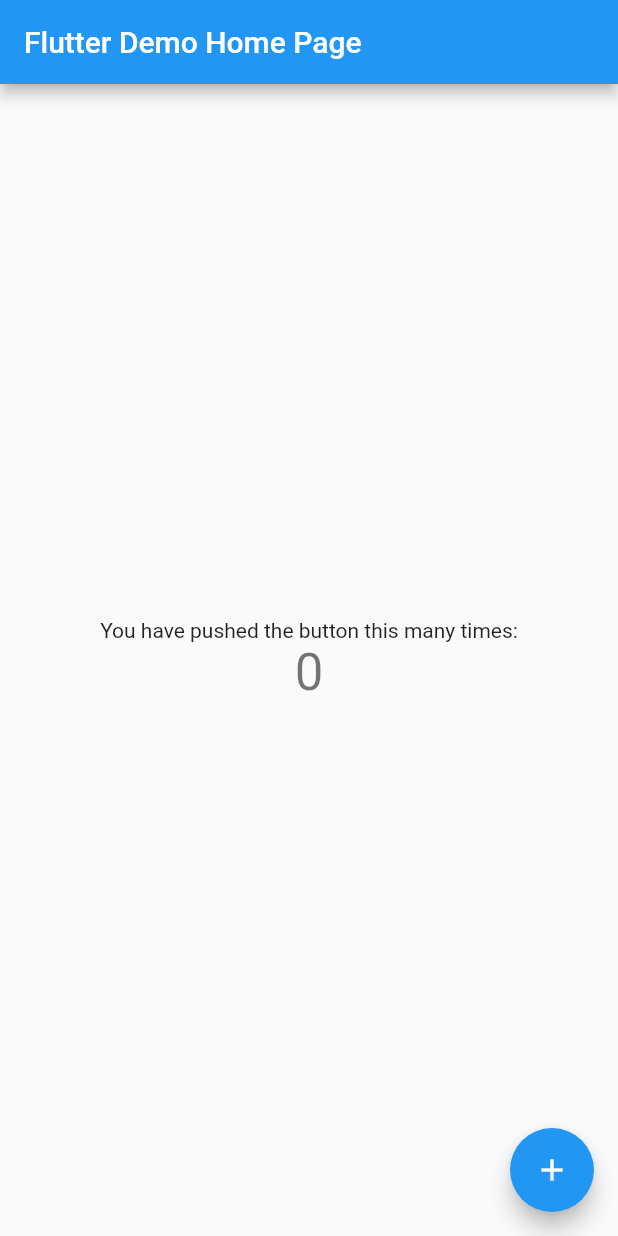
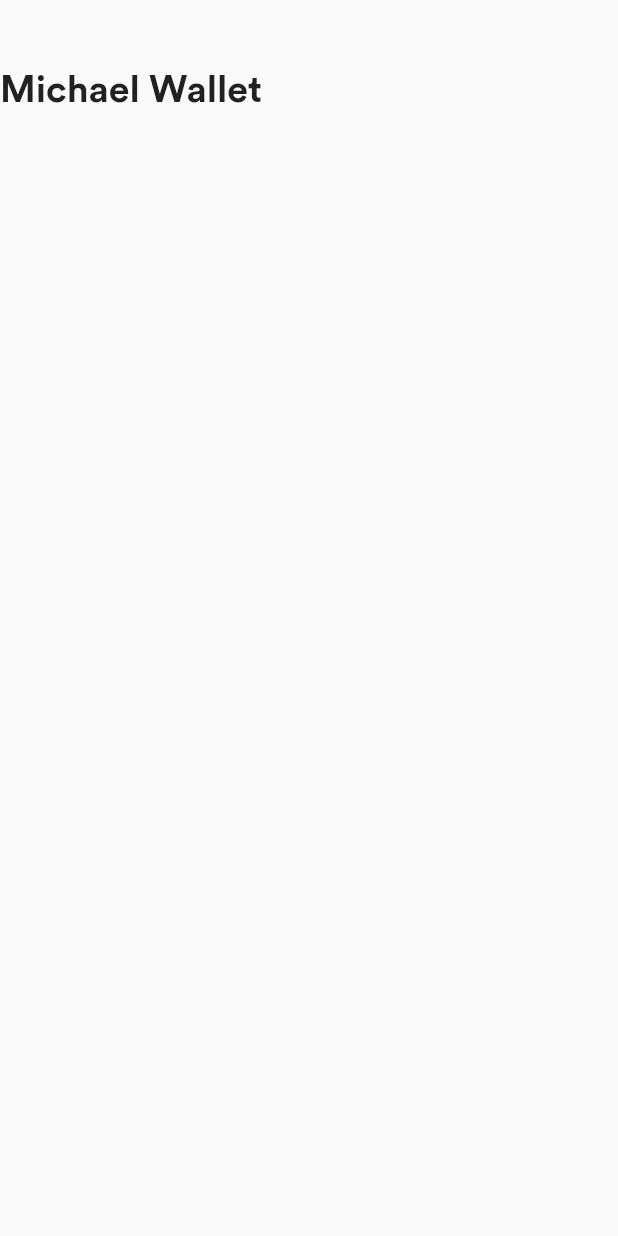
Before and after one commit to sameerkhan24/MyWalletUI, a Flutter app: the screen it shows after launch, on a phone screen of 412 x 824 dp. Run offline on Flutter 3.47's test engine with Material 2 defaults, Android fonts, the phone set to English and light mode, and no system bars.

Commit message:
Added data properties and header

```diff
--- a/lib/main.dart
+++ b/lib/main.dart
@@ -1,115 +1,30 @@
 import 'package:flutter/material.dart';
+import 'package:mywalletui/widgets/header.dart';
 
 void main() {
-  runApp(const MyApp());
+  runApp(MaterialApp(
+    home: HomePage(),
+    debugShowCheckedModeBanner: false,
+    theme: ThemeData(fontFamily: 'Circular'),
+  ));
 }
 
-class MyApp extends StatelessWidget {
-  const MyApp({Key? key}) : super(key: key);
+class HomePage extends StatelessWidget {
+  const HomePage({ Key? key }) : super(key: key);
 
-  // This widget is the root of your application.
   @override
   Widget build(BuildContext context) {
-    return MaterialApp(
-      title: 'Flutter Demo',
-      theme: ThemeData(
-        // This is the theme of your application.
-        //
-        // Try running your application with "flutter run". You'll see the
-        // application has a blue toolbar. Then, without quitting the app, try
-        // changing the primarySwatch below to Colors.green and then invoke
-        // "hot reload" (press "r" in the console where you ran "flutter run",
-        // or simply save your changes to "hot reload" in a Flutter IDE).
-        // Notice that the counter didn't reset back to zero; the application
-        // is not restarted.
-        primarySwatch: Colors.blue,
+    return Scaffold(
+      body: Column(
+        children: [
+          Container(
+            height: 120,
+            child: WalletHeader(),
+          ),
+          Expanded(child: Container()),
+          Expanded(child: Container())
+        ],
       ),
-      home: const MyHomePage(title: 'Flutter Demo Home Page'),
     );
   }
 }
-
-class MyHomePage extends StatefulWidget {
-  const MyHomePage({Key? key, required this.title}) : super(key: key);
-
-  // This widget is the home page of your application. It is stateful, meaning
-  // that it has a State object (defined below) that contains fields that affect
-  // how it looks.
-
-  // This class is the configuration for the state. It holds the values (in this
-  // case the title) provided by the parent (in this case the App widget) and
-  // used by the build method of the State. Fields in a Widget subclass are
-  // always marked "final".
-
-  final String title;
-
-  @override
-  State<MyHomePage> createState() => _MyHomePageState();
-}
-
-class _MyHomePageState extends State<MyHomePage> {
-  int _counter = 0;
-
-  void _incrementCounter() {
-    setState(() {
-      // This call to setState tells the Flutter framework that something has
-      // changed in this State, which causes it to rerun the build method below
-      // so that the display can reflect the updated values. If we changed
-      // _counter without calling setState(), then the build method would not be
-      // called again, and so nothing would appear to happen.
-      _counter++;
-    });
-  }
-
-  @override
-  Widget build(BuildContext context) {
-    // This method is rerun every time setState is called, for instance as done
-    // by the _incrementCounter method above.
-    //
-    // The Flutter framework has been optimized to make rerunning build methods
-    // fast, so that you can just rebuild anything that needs updating rather
-    // than having to individually change instances of widgets.
-    return Scaffold(
-      appBar: AppBar(
-        // Here we take the value from the MyHomePage object that was created by
-        // the App.build method, and use it to set our appbar title.
-        title: Text(widget.title),
-      ),
-      body: Center(
-        // Center is a layout widget. It takes a single child and positions it
-        // in the middle of the parent.
-        child: Column(
-          // Column is also a layout widget. It takes a list of children and
-          // arranges them vertically. By default, it sizes itself to fit its
-          // children horizontally, and tries to be as tall as its parent.
-          //
-          // Invoke "debug painting" (press "p" in the console, choose the
-          // "Toggle Debug Paint" action from the Flutter Inspector in Android
-          // Studio, or the "Toggle Debug Paint" command in Visual Studio Code)
-          // to see the wireframe for each widget.
-          //
-          // Column has various properties to control how it sizes itself and
-          // how it positions its children. Here we use mainAxisAlignment to
-          // center the children vertically; the main axis here is the vertical
-          // axis because Columns are vertical (the cross axis would be
-          // horizontal).
-          mainAxisAlignment: MainAxisAlignment.center,
-          children: <Widget>[
-            const Text(
-              'You have pushed the button this many times:',
-            ),
-            Text(
-              '$_counter',
-              style: Theme.of(context).textTheme.headline4,
-            ),
-          ],
-        ),
-      ),
-      floatingActionButton: FloatingActionButton(
-        onPressed: _incrementCounter,
-        tooltip: 'Increment',
-        child: const Icon(Icons.add),
-      ), // This trailing comma makes auto-formatting nicer for build methods.
-    );
-  }
-}
--- /dev/null
+++ b/lib/widgets/header.dart
@@ -0,0 +1,17 @@
+import 'package:flutter/material.dart';
+
+class WalletHeader extends StatelessWidget {
+  const WalletHeader({ Key? key }) : super(key: key);
+
+  @override
+  Widget build(BuildContext context) {
+    return Container(
+      child: Row(
+        children: [
+          Text('Michael Wallet',style: TextStyle(fontSize: 25,fontWeight: FontWeight.bold),)
+
+        ],
+      ),
+    );
+  }
+}
```
Also changed, not shown: lib/data.dart (added, +16 -0 lines).
